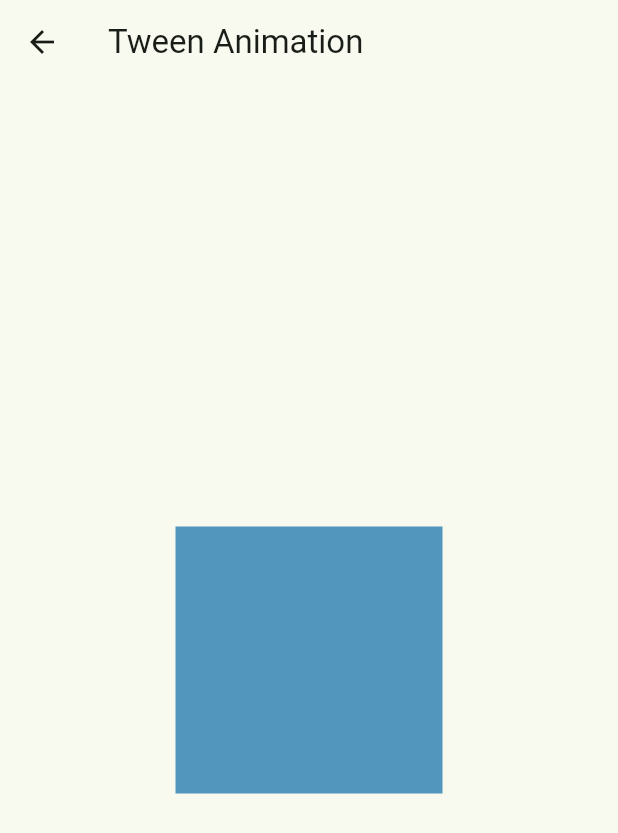
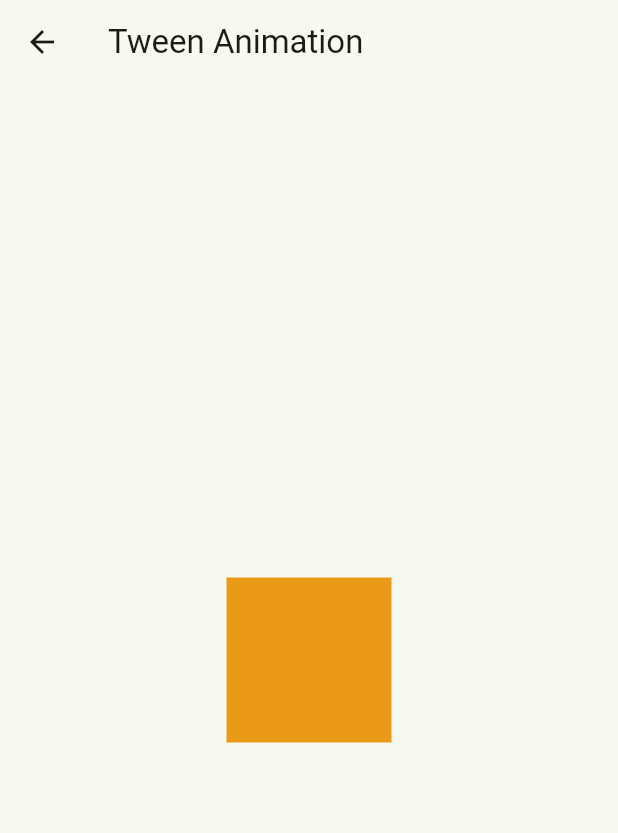
Before and after one commit to prajapatihet/firstapp, a Flutter app: the screen it shows after launch, scrolled down 576 dp, after a tap on "Tween", on a phone screen of 412 x 824 dp. Shown: the top 833 px of the screen. Run offline on Flutter 3.47's test engine with Material 3 defaults, Android fonts, the phone set to English and light mode, and no system bars.

```diff
--- a/lib/src/present/views/home_screen/list_3d.dart
+++ b/lib/src/present/views/home_screen/list_3d.dart
@@ -32,7 +32,7 @@ class _ListAnimation3DState extends State<ListAnimation3D> {
                     child: Center(
                       child: Text(
                         '$value',
-                        style: TextStyle(
+                        style: const TextStyle(
                           fontSize: 24,
                           fontWeight: FontWeight.bold,
                         ),
--- a/lib/src/present/views/home_screen/tween_anim.dart
+++ b/lib/src/present/views/home_screen/tween_anim.dart
@@ -13,21 +13,21 @@ class _TweenAnimationState extends State<TweenAnimation>
   late Animation animationColor;
 
   late AnimationController animationController;
-
+  final _begin = 200.0;
+  final _end = 100.0;
   @override
   void initState() {
-    // TODO: implement initState
     super.initState();
     animationController =
-        AnimationController(vsync: this, duration: const Duration(seconds: 5));
-    animation = Tween(begin: 200.0, end: 100.0).animate(animationController);
+        AnimationController(vsync: this, duration: const Duration(seconds: 1));
+    animation = Tween(begin: _begin, end: _end).animate(animationController);
     animationColor = ColorTween(begin: Colors.blue, end: Colors.orange)
         .animate(animationController);
 
     animationController.addListener(() {
       setState(() {});
     });
-    animationController.forward();
+    animationController.repeat(reverse: true);
   }
 
   @override
--- a/lib/src/present/views/main_screen/main_home.dart
+++ b/lib/src/present/views/main_screen/main_home.dart
@@ -170,12 +170,12 @@ class _MainHomeScreenState extends State<MainHomeScreen> {
                       Navigator.push(
                         context,
                         MaterialPageRoute(
-                          builder: (context) => ListAnimation3D(),
+                          builder: (context) => const ListAnimation3D(),
                         ),
                       );
                     },
                     icon: const Icon(Icons.arrow_forward),
-                    label: const Text('ListWheel  '),
+                    label: const Text('ListWheel'),
                   ),
                   const SizedBox(
                     height: 70,
@@ -185,7 +185,7 @@ class _MainHomeScreenState extends State<MainHomeScreen> {
                       Navigator.push(
                         context,
                         MaterialPageRoute(
-                          builder: (context) => TweenAnimation(),
+                          builder: (context) => const TweenAnimation(),
                         ),
                       );
                     },
```
